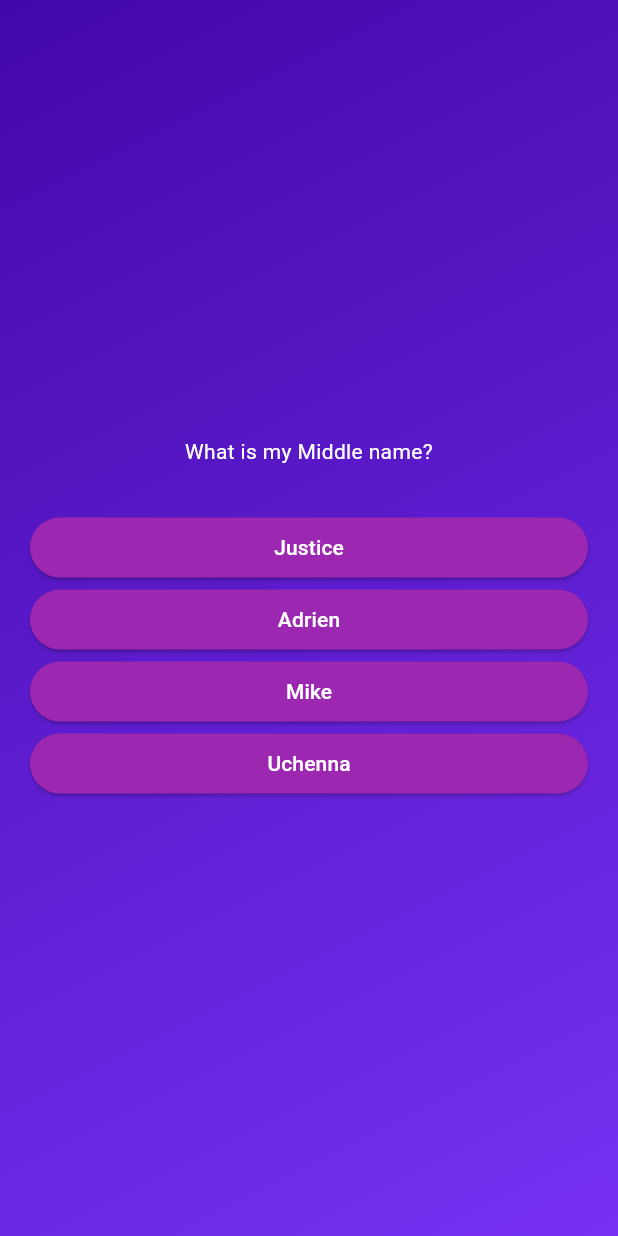
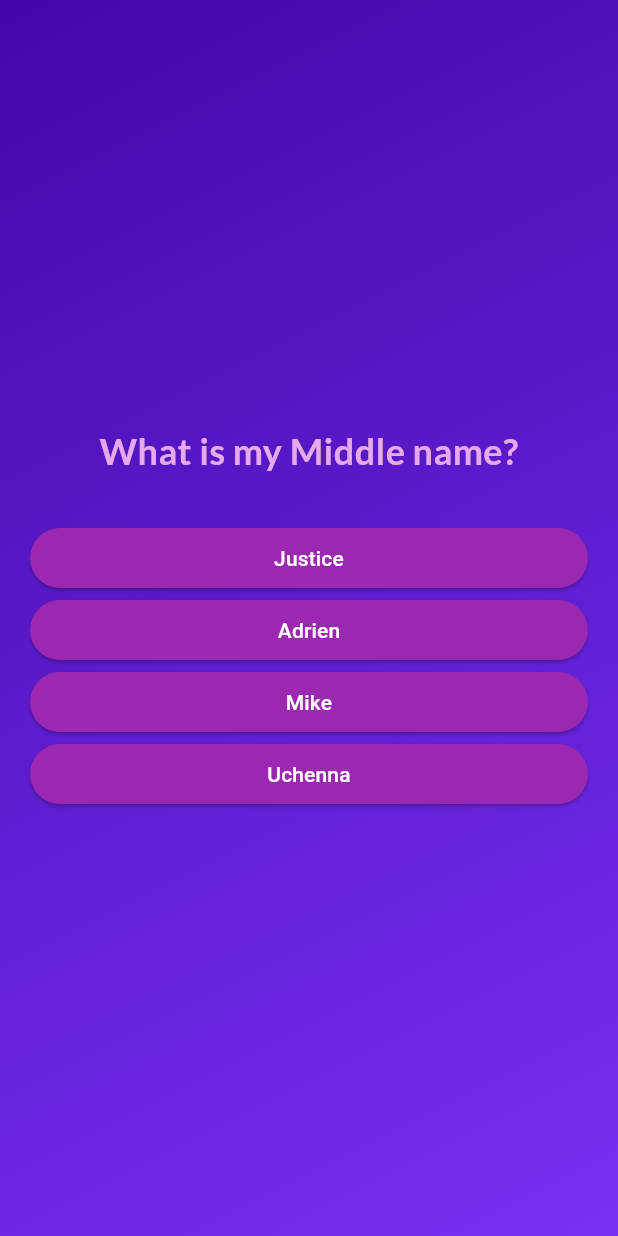
Before and after one commit to uche-hub/quiz_app, a Flutter app: the screen it shows after launch, after a tap on "Start Quiz", on a phone screen of 412 x 824 dp. Run offline on Flutter 3.47's test engine with Material 3 defaults, Android fonts, the phone set to English and light mode, and no system bars; our stand-ins replace google_fonts.

Commit message:
Added Google Fonts and Editted text

```diff
--- a/lib/aanswer_button.dart
+++ b/lib/aanswer_button.dart
@@ -1,4 +1,5 @@
 import 'package:flutter/material.dart';
+import 'package:google_fonts/google_fonts.dart';
 
 class AanswerButton extends StatelessWidget {
   const AanswerButton({
@@ -23,7 +24,10 @@ class AanswerButton extends StatelessWidget {
         foregroundColor: Colors.white,
         shape: RoundedRectangleBorder(borderRadius: BorderRadius.circular(40)),
       ),
-      child: Text(answerText),
+      child: Text(
+        answerText,
+        textAlign: TextAlign.center,
+      ),
     );
   }
 }
--- a/lib/question_screen.dart
+++ b/lib/question_screen.dart
@@ -1,6 +1,7 @@
 import 'package:flutter/material.dart';
 import 'package:quiz_app/aanswer_button.dart';
 import 'package:quiz_app/data/queestions.dart';
+import 'package:google_fonts/google_fonts.dart';
 
 class Question extends StatefulWidget {
   const Question({super.key});
@@ -36,7 +37,10 @@ class _QuestionState extends State<Question> {
             Text(
               currentQuestion.text,
               textAlign: TextAlign.center,
-              style: TextStyle(color: Colors.white),
+              style: GoogleFonts.lato(
+                  color: const Color.fromARGB(255, 230, 169, 235),
+                  fontSize: 24,
+                  fontWeight: FontWeight.bold),
             ),
             SizedBox(
               height: 30,
--- a/lib/start_screen.dart
+++ b/lib/start_screen.dart
@@ -1,4 +1,5 @@
 import 'package:flutter/material.dart';
+import 'package:google_fonts/google_fonts.dart';
 
 class StartScreen extends StatelessWidget {
   const StartScreen(this.startQuiz, {super.key});
@@ -21,7 +22,7 @@ class StartScreen extends StatelessWidget {
           ),
           Text(
             "Learn Flutter the fun way",
-            style: TextStyle(
+            style: GoogleFonts.lato(
               fontSize: 24,
               fontWeight: FontWeight.bold,
               color: Colors.white,
--- a/pubspec.yaml
+++ b/pubspec.yaml
@@ -34,6 +34,7 @@ dependencies:
   # The following adds the Cupertino Icons font to your application.
   # Use with the CupertinoIcons class for iOS style icons.
   cupertino_icons: ^1.0.8
+  google_fonts: ^6.2.1
 
 dev_dependencies:
   flutter_test:
```
Also changed, not shown: pubspec.lock, 7 other files.
